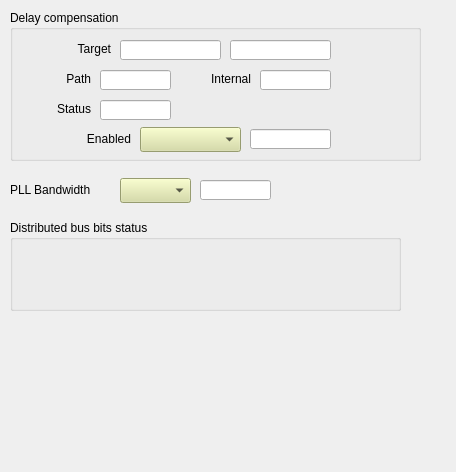
The window that ui/EVR/G_EVR_VME-300_misc.ui (paulscherrerinstitute/mrfioc2) describes before a commit, drawn with Qt 5.
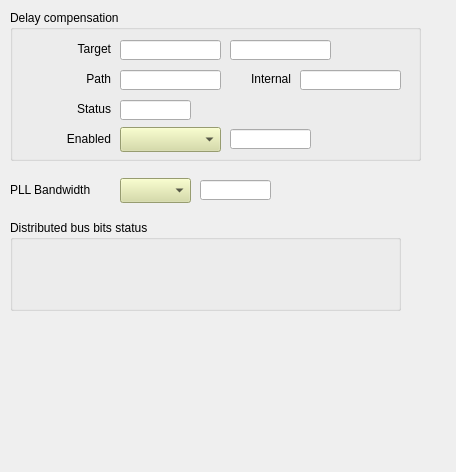
The same window after the commit. Custom widgets are drawn as their Qt base class.

Commit message: [COSYLAB-345] changed path delay readout formula. It now takes into account event clock and calculates upper and lower 16 bits of the delay register sepeately. GUI was also updated with wider fields for displaying various delays.

Patch:
```diff
--- a/ui/EVR/G_EVR_VME-300_misc.ui
+++ b/ui/EVR/G_EVR_VME-300_misc.ui
@@ -44,7 +44,7 @@
    <widget class="QLabel" name="label_3">
     <property name="geometry">
      <rect>
-      <x>20</x>
+      <x>40</x>
       <y>60</y>
       <width>61</width>
       <height>17</height>
@@ -60,7 +60,7 @@
    <widget class="QLabel" name="label_4">
     <property name="geometry">
      <rect>
-      <x>180</x>
+      <x>220</x>
       <y>60</y>
       <width>61</width>
       <height>17</height>
@@ -76,7 +76,7 @@
    <widget class="QLabel" name="label_5">
     <property name="geometry">
      <rect>
-      <x>20</x>
+      <x>40</x>
       <y>90</y>
       <width>61</width>
       <height>17</height>
@@ -134,9 +134,9 @@
    <widget class="caLineEdit" name="calineedit_17">
     <property name="geometry">
      <rect>
-      <x>90</x>
+      <x>110</x>
       <y>60</y>
-      <width>71</width>
+      <width>101</width>
       <height>20</height>
      </rect>
     </property>
@@ -153,9 +153,9 @@
    <widget class="caLineEdit" name="calineedit_18">
     <property name="geometry">
      <rect>
-      <x>250</x>
+      <x>290</x>
       <y>60</y>
-      <width>71</width>
+      <width>101</width>
       <height>20</height>
      </rect>
     </property>
@@ -172,7 +172,7 @@
    <widget class="caLineEdit" name="calineedit_19">
     <property name="geometry">
      <rect>
-      <x>90</x>
+      <x>110</x>
       <y>90</y>
       <width>71</width>
       <height>20</height>
@@ -194,7 +194,7 @@
    <widget class="caLineEdit" name="calineedit_21">
     <property name="geometry">
      <rect>
-      <x>240</x>
+      <x>220</x>
       <y>119</y>
       <width>81</width>
       <height>20</height>
@@ -213,7 +213,7 @@
    <widget class="caMenu" name="camenu_3">
     <property name="geometry">
      <rect>
-      <x>130</x>
+      <x>110</x>
       <y>117</y>
       <width>101</width>
       <height>25</height>
@@ -229,7 +229,7 @@
    <widget class="QLabel" name="label_6">
     <property name="geometry">
      <rect>
-      <x>50</x>
+      <x>30</x>
       <y>120</y>
       <width>71</width>
       <height>17</height>
```
The commit also changes 4 other files.
